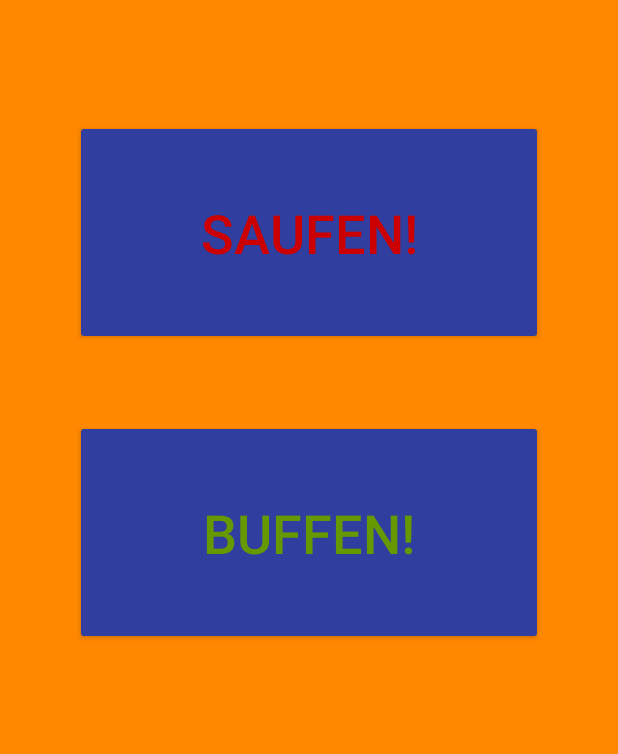
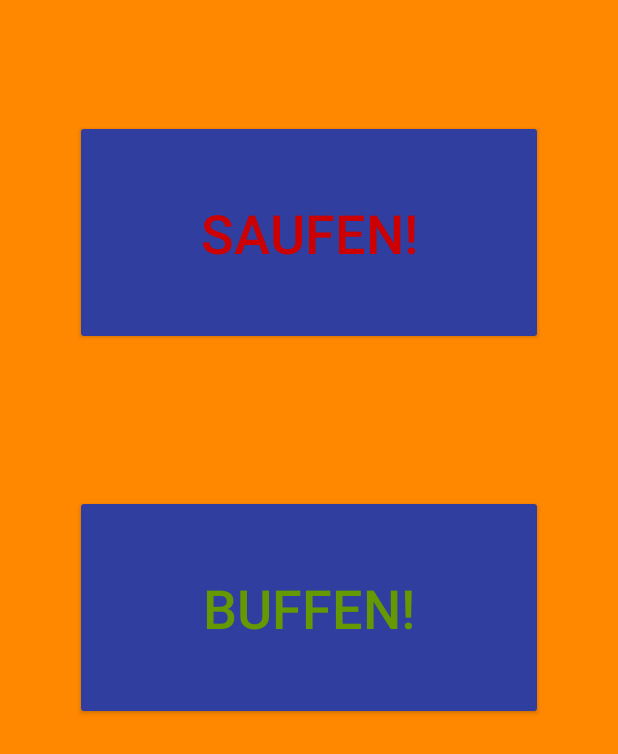
Before and after one commit to BlackCritical/App-1, an Android app: the screen it shows after launch (ChooseGameModeActivity), on a phone screen of 412 x 824 dp. Shown: the top 754 px of the screen. Run offline under Robolectric (Android 15) with nearby library versions, the phone set to English and light mode, and no system bars.

Commit message:
ChooseGameActivity

```diff
--- a/app/src/main/java/com/example/leander/saufkomatiko/activitys/MainActivity.java
+++ b/app/src/main/java/com/example/leander/saufkomatiko/activitys/SelectPlayerActivity.java
@@ -13,15 +13,18 @@ import com.example.leander.saufkomatiko.R;
 
 import java.util.ArrayList;
 
-public class MainActivity extends AppCompatActivity {
+public class SelectPlayerActivity extends AppCompatActivity {
 
     public ArrayList<String> list = new ArrayList<>();
     public ArrayAdapter<String> adap;
+    private boolean gamemode;
 
     @Override
     protected void onCreate(Bundle savedInstanceState) {
         super.onCreate(savedInstanceState);
         setContentView(R.layout.menu);
+
+        gamemode = getIntent().getBooleanExtra("gamemode", true);
     }
 
     public void startGame(View v){
@@ -30,6 +33,7 @@ public class MainActivity extends AppCompatActivity {
         else {
             Intent intent = new Intent(this, StartGameActivity.class);
             intent.putExtra("players", list);
+            intent.putExtra("gamemode", gamemode);
             startActivity(intent);
         }
     }
--- a/app/src/main/java/com/example/leander/saufkomatiko/activitys/StartGameActivity.java
+++ b/app/src/main/java/com/example/leander/saufkomatiko/activitys/StartGameActivity.java
@@ -64,8 +64,8 @@ public class StartGameActivity extends AppCompatActivity{
         imgSw.setInAnimation(inNext);
         imgSw.setOutAnimation(outNext);
 
-        Intent intent = getIntent();
-        players = intent.getStringArrayListExtra("players");
+
+        players = getIntent().getStringArrayListExtra("players");
 
         tasks = new String[]{getString(R.string.task1), getString(R.string.task2),
                 getString(R.string.task3), getString(R.string.task4)};
--- a/app/src/main/res/layout/chooser.xml
+++ b/app/src/main/res/layout/chooser.xml
@@ -5,7 +5,8 @@
     >
 
     <Button
-        android:text="Saufen!"
+        android:text="@string/saufen"
+        android:onClick="playAlk"
         android:layout_width="wrap_content"
         android:layout_height="wrap_content"
         android:layout_alignParentTop="true"
@@ -17,6 +18,7 @@
         android:layout_marginTop="80dp"
         android:layout_marginLeft="50dp"
         android:layout_marginRight="50dp"
+        android:layout_marginBottom="50dp"
         android:id="@+id/alk"
         android:minHeight="150dip"
         android:textSize="36sp"
@@ -24,10 +26,10 @@
         android:backgroundTint="@color/colorPrimaryDark" />
 
     <Button
-        android:text="Buffen!"
+        android:text="@string/buffen"
+        android:onClick="playWeed"
         android:layout_width="wrap_content"
         android:layout_height="wrap_content"
-        android:layout_below="@+id/alk"
         android:layout_marginTop="50dp"
         android:layout_marginLeft="50dp"
         android:layout_marginRight="50dp"
@@ -41,5 +43,6 @@
         android:minWidth="150dip"
         android:textSize="36sp"
         android:textColor="@android:color/holo_green_dark"
-        android:backgroundTint="@color/colorPrimaryDark" />
+        android:backgroundTint="@color/colorPrimaryDark"
+        android:layout_below="@+id/alk" />
 </RelativeLayout>
--- a/app/src/main/res/values/strings.xml
+++ b/app/src/main/res/values/strings.xml
@@ -9,4 +9,6 @@
     <string name="task2">Mmmmmm %s mmmmmmmmm</string>
     <string name="task3">wwwwww %s wwwwww</string>
     <string name="task4">aaaaa aaaa %s aaaa aa aaa</string>
+    <string name="saufen">Saufen!</string>
+    <string name="buffen">Buffen!</string>
 </resources>
```
Also changed, not shown: app/src/main/AndroidManifest.xml (+6 -2 lines), app/src/main/java/com/example/leander/saufkomatiko/activitys/ChooseGameModeActivity.java (+14 -0 lines).
